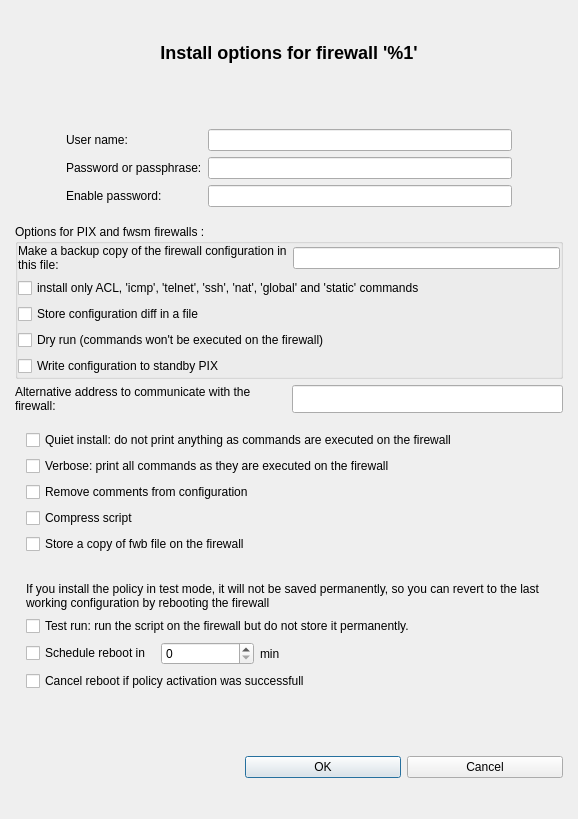
Above: src/gui/instoptionsdialog_q.ui from fwbuilder/fwbuilder before the change. Below: the same form after it.
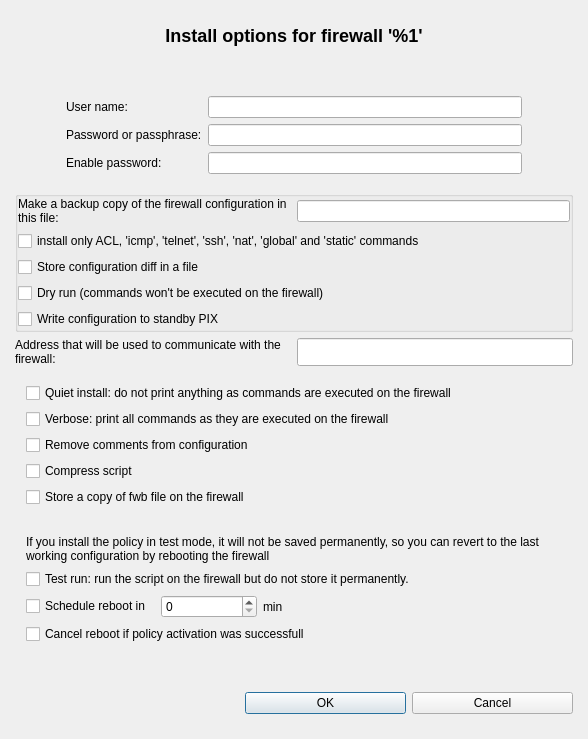
That is the form after the change.

The edit to the form file:
```diff
--- a/src/gui/instoptionsdialog_q.ui
+++ b/src/gui/instoptionsdialog_q.ui
@@ -5,8 +5,8 @@
    <rect>
     <x>0</x>
     <y>0</y>
-    <width>578</width>
-    <height>819</height>
+    <width>588</width>
+    <height>739</height>
    </rect>
   </property>
   <property name="sizePolicy" >
@@ -312,7 +312,7 @@
          </sizepolicy>
         </property>
         <property name="text" >
-         <string>Alternative address to communicate with the firewall:</string>
+         <string>Address that will be used to communicate with the firewall:</string>
         </property>
         <property name="alignment" >
          <set>Qt::AlignVCenter</set>
@@ -347,7 +347,7 @@
          </sizepolicy>
         </property>
         <property name="title" >
-         <string>Options for PIX and fwsm firewalls :</string>
+         <string/>
         </property>
         <property name="flat" >
          <bool>false</bool>
```
Left out of the diff: 32 changed lines with no effect on the pictures.
